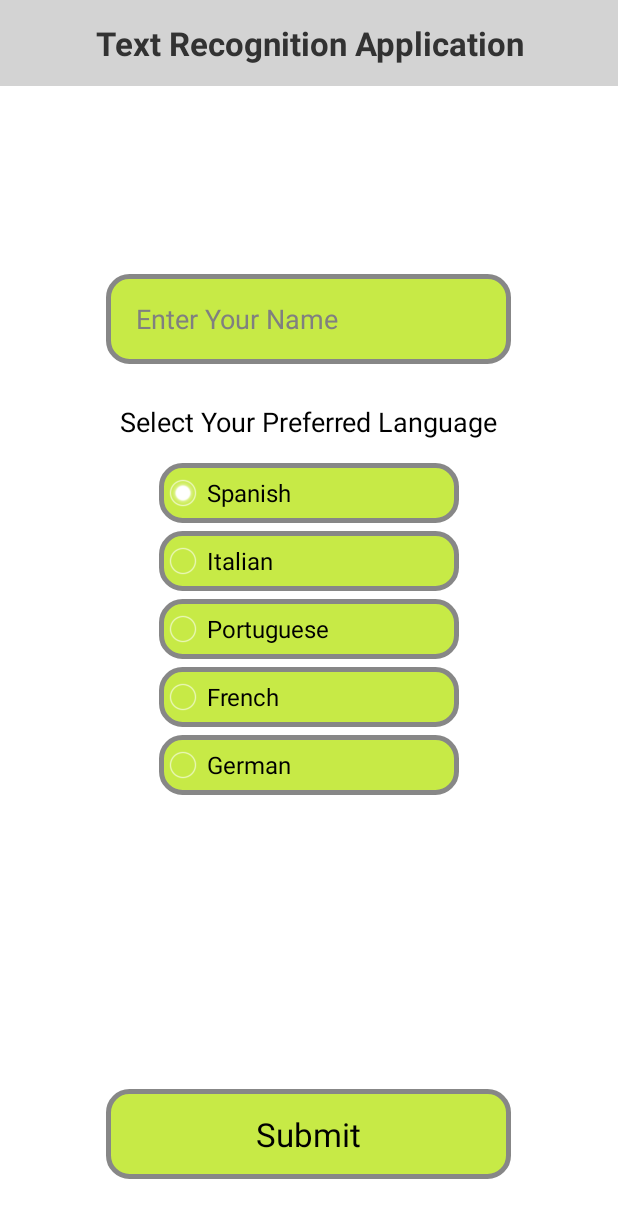
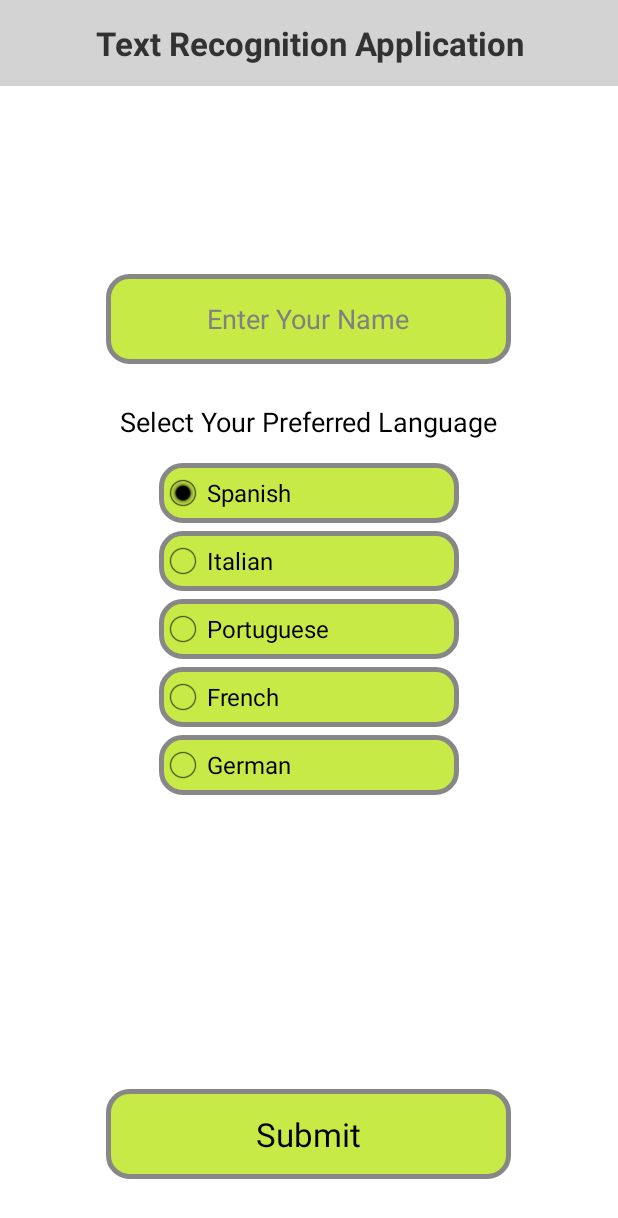
Before and after one commit to kulkarni-sameer/AWProject, an Android app: the screen it shows after launch (AboutScreen), after a tap on "Enter", on a phone screen of 412 x 824 dp. Shown: the top 1218 px of the screen. Run offline under Robolectric (Android 15) with nearby library versions, the phone set to English and light mode, and no system bars.

Commit message:
edit text from center

```diff
--- a/app/src/main/res/layout/about_screen.xml
+++ b/app/src/main/res/layout/about_screen.xml
@@ -30,8 +30,8 @@
         android:layout_marginBottom="26dp"
         android:background="@drawable/button_background"
         android:ems="10"
+        android:gravity="center"
         android:textColor="@color/black"
-        android:paddingLeft="20dp"
         android:hint="@string/userNameText"
         android:inputType="textPersonName" />
     <TextView
@@ -73,7 +73,7 @@
             android:layout_width="200dp"
             android:layout_height="40dp"
             android:background="@drawable/button_background"
-            android:buttonTint="@color/white"
+            android:buttonTint="@color/black"
             android:text="@string/radiobuttonSpanish"
             android:checked="true"
             android:textColor="@color/black" />
@@ -85,7 +85,7 @@
             android:layout_height="40dp"
             android:layout_marginTop="5dp"
             android:background="@drawable/button_background"
-            android:buttonTint="@color/white"
+            android:buttonTint="@color/black"
             android:text="@string/radiobuttonItalian"
             android:textColor="@color/black"
             />
@@ -96,7 +96,7 @@
             android:layout_height="40dp"
             android:layout_marginTop="5dp"
             android:background="@drawable/button_background"
-            android:buttonTint="@color/white"
+            android:buttonTint="@color/black"
             android:text="@string/radiobuttonPortuguese"
             android:textColor="@color/black" />
 
@@ -106,7 +106,7 @@
             android:layout_height="40dp"
             android:layout_marginTop="5dp"
             android:background="@drawable/button_background"
-            android:buttonTint="@color/white"
+            android:buttonTint="@color/black"
             android:text="@string/radiobuttonFrench"
             android:textColor="@color/black" />
 
@@ -116,7 +116,7 @@
             android:layout_height="40dp"
             android:layout_marginTop="5dp"
             android:background="@drawable/button_background"
-            android:buttonTint="@color/white"
+            android:buttonTint="@color/black"
             android:text="@string/radiobuttonGerman"
             android:textColor="@color/black"
 
```
